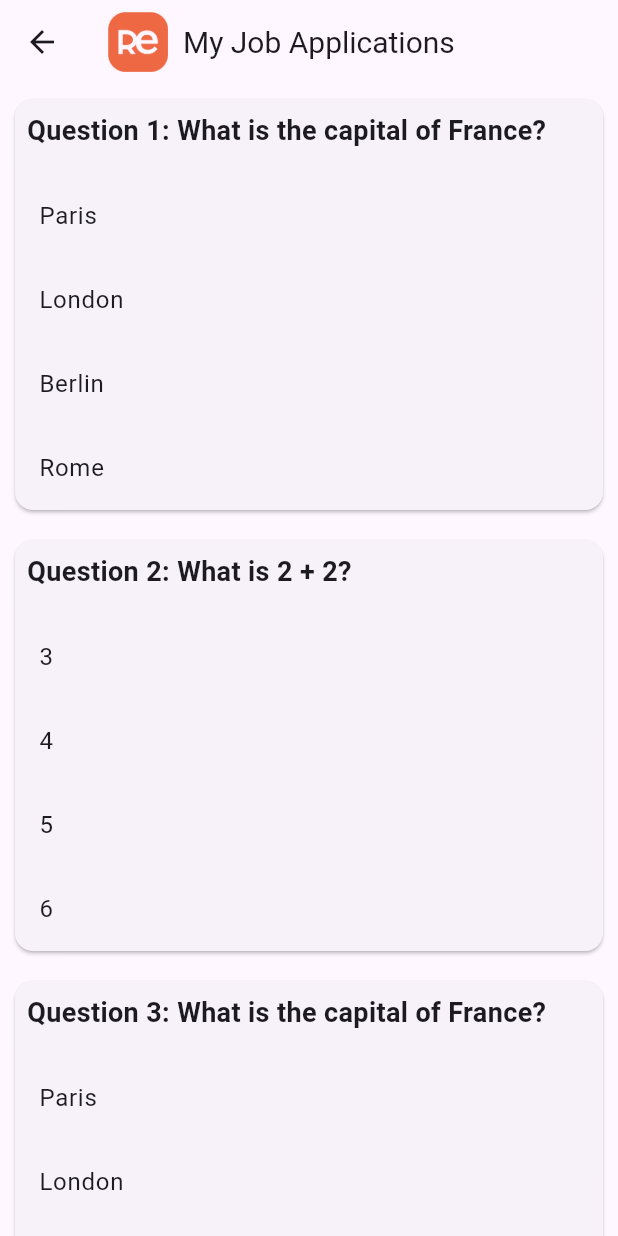
After one commit to hassenmrakbenjebahi/flutter_quiz_app, a Flutter app: the ScreenResultGenerate screen opened by its route, on a phone screen of 412 x 824 dp. The commit adds this screen. Run offline on Flutter 3.47's test engine with Material 3 defaults, Android fonts, the phone set to English and light mode, and no system bars; our stand-ins replace get.

Commit message:
scrreen result generate statique

```diff
--- a/lib/main.dart
+++ b/lib/main.dart
@@ -5,6 +5,8 @@ import 'package:quizapp/screens/quiz.dart';
 import 'package:quizapp/screens/score.dart';
 import 'package:quizapp/screens/DetailQuizScreen.dart';
 import 'package:quizapp/screens/screen_generate_quiz.dart';
+import 'package:quizapp/screens/screen_result_generate.dart';
+
 
 
 void main() {
@@ -22,6 +24,8 @@ class MyApp extends StatelessWidget {
         GetPage(name: '/score', page: () => ScoreQuiz()),
         GetPage(name: '/detailquiz', page:()=> DetailQuizScreen()),
         GetPage(name: '/generate_quiz', page:()=> ScreenGenerateQuiz()),
+        GetPage(name: '/result_generate', page:()=> ScreenResultGenerate()),
+
 
       ],
     );
--- a/lib/screens/screen_generate_quiz.dart
+++ b/lib/screens/screen_generate_quiz.dart
@@ -1,4 +1,5 @@
  import 'package:flutter/material.dart';
+import 'package:get/get.dart';
 
 
 class ScreenGenerateQuiz extends StatefulWidget {
@@ -74,8 +75,8 @@ class _ScreenGenerateQuizState extends State<ScreenGenerateQuiz> {
             onPressed: () {
               if (_formKey.currentState!.validate()) {
                 // Form is valid, do something with the text
-                String text = _textController.text;
-                print('Text entered: $text');
+               // String text = _textController.text;
+                Get.toNamed("/result_generate");
               }
             },
             child: Text('Generate',style: TextStyle(color: Colors.white)),
--- /dev/null
+++ b/lib/screens/screen_result_generate.dart
@@ -0,0 +1,107 @@
+import 'package:flutter/material.dart';
+import 'package:quizapp/model/question.dart';
+
+class ScreenResultGenerate extends StatefulWidget {
+  const ScreenResultGenerate({Key? key}) : super(key: key);
+
+  @override
+  State<ScreenResultGenerate> createState() => _ScreenResultGenerateState();
+}
+
+class _ScreenResultGenerateState extends State<ScreenResultGenerate> {
+  List<Question> questions = [
+    Question(
+      question: "What is the capital of France?",
+      options: ["Paris", "London", "Berlin", "Rome"],
+    ),
+    Question(
+      question: "What is 2 + 2?",
+      options: ["3", "4", "5", "6"],
+    ),
+    Question(
+      question: "What is the capital of France?",
+      options: ["Paris", "London", "Berlin", "Rome"],
+    ),
+    Question(
+      question: "What is 2 + 2?",
+      options: ["3", "4", "5", "6"],
+    ),
+    Question(
+      question: "What is 2 + 2?",
+      options: ["3", "4", "5", "6"],
+    ),
+    Question(
+      question: "What is the capital of France?",
+      options: ["Paris", "London", "Berlin", "Rome"],
+    ),
+    Question(
+      question: "What is 2 + 2?",
+      options: ["3", "4", "5", "6"],
+    )
+  ];
+
+  @override
+  Widget build(BuildContext context) {
+    return Scaffold(
+      appBar: AppBar(
+        title: Row(
+          children: [
+            Image.asset(
+              'assets/logo.png',
+              width: 40,
+              height: 40,
+            ),
+            SizedBox(width: 10),
+            Text(
+              'My Job Applications',
+              style: TextStyle(fontSize: 20, fontFamily: 'Roboto'),
+            ),
+          ],
+        ),
+      ),
+      body: SingleChildScrollView(
+        child: Column(
+          children: questions
+              .asMap()
+              .entries
+              .map(
+                (entry) => Card(
+                  margin: EdgeInsets.all(10),
+                  child: Column(
+                    crossAxisAlignment: CrossAxisAlignment.start,
+                    children: [
+                      Padding(
+                        padding: EdgeInsets.all(8),
+                        child: Text(
+                          "Question ${entry.key + 1}: ${entry.value.question}",
+                          style: TextStyle(
+                            fontWeight: FontWeight.bold,
+                            fontSize: 18,
+                          ),
+                        ),
+                      ),
+                      SizedBox(height: 8),
+                      ListView.builder(
+                        shrinkWrap: true,
+                        physics: NeverScrollableScrollPhysics(),
+                        itemCount: entry.value.options.length,
+                        itemBuilder: (context, optionIndex) {
+                          String option = entry.value.options[optionIndex];
+                          return ListTile(
+                            title: Text(option),
+                            onTap: () {
+                              // Logique à exécuter lorsque l'option est sélectionnée
+                            },
+                          );
+                        },
+                      ),
+                    ],
+                  ),
+                ),
+              )
+              .toList(),
+        ),
+      ),
+    );
+  }
+}
```
Also changed, not shown: lib/model/question.dart (renamed from model/question.dart).
